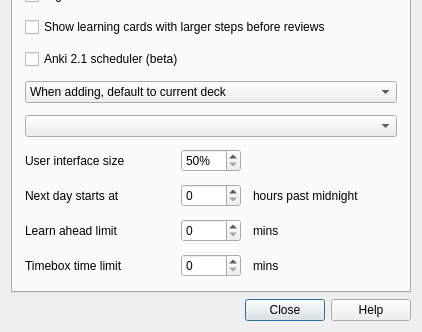
Qt form qt/designer/preferences.ui (ankitects/anki) before a commit; both pictures show x 0 to 422 and y 324 to 656 of the 422 by 656 pixel window.
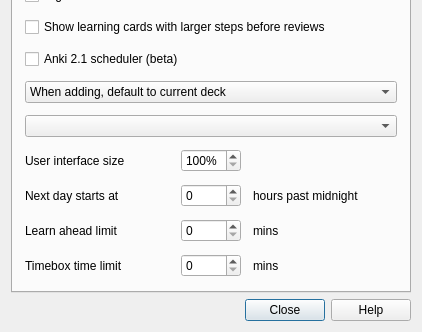
The same form after that commit.

Commit message:
don't allow UI scale < 100%
Both Windows and Linux installs fail to render properly when the scale
is below 100%:

https://anki.tenderapp.com/discussions/ankidesktop/38909-user-interface-size

Retina Macs do render properly, but they tend to display at appropriate
size out of the box anyway.

```diff
--- a/qt/designer/preferences.ui
+++ b/qt/designer/preferences.ui
@@ -246,7 +246,7 @@
             <string>%</string>
            </property>
            <property name="minimum">
-            <number>50</number>
+            <number>100</number>
            </property>
            <property name="maximum">
             <number>200</number>
```
The commit also changes 1 other file.
